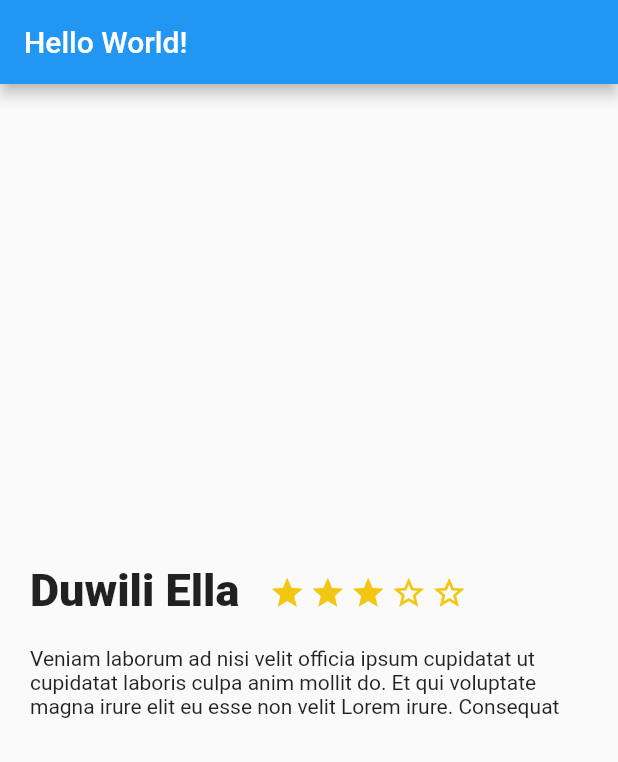
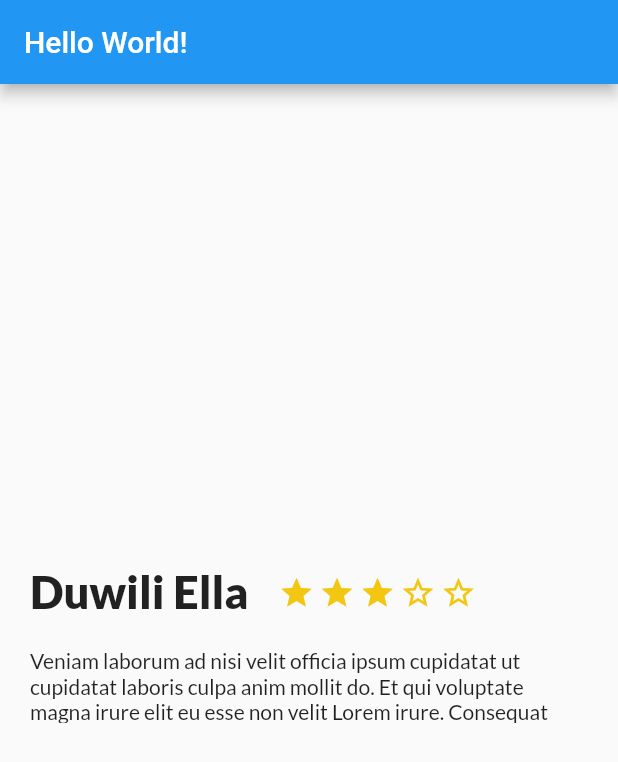
Before and after one commit to lrangelc/flutter_platzi_trips_app, a Flutter app: the screen it shows after launch, on a phone screen of 412 x 824 dp. Shown: the top 762 px of the screen. Run offline on Flutter 3.47's test engine with Material 2 defaults, Android fonts, the phone set to English and light mode, and no system bars.

Commit message:
add Lato Font

```diff
--- a/lib/description_place.dart
+++ b/lib/description_place.dart
@@ -21,9 +21,9 @@ class DescriptionPlace extends StatelessWidget {
           child: Text(
             title,
             style: TextStyle(
-              fontSize: 30.0,
-              fontWeight: FontWeight.w900,
-            ),
+                fontSize: 30.0,
+                fontWeight: FontWeight.w900,
+                fontFamily: 'Lato'),
             textAlign: TextAlign.left,
           ),
         ),
@@ -37,6 +37,9 @@ class DescriptionPlace extends StatelessWidget {
       child: SingleChildScrollView(
         child: Text(
           description,
+          style: TextStyle(
+            fontFamily: 'Lato',
+          ),
         ),
       ),
     );
```
Also changed, not shown: pubspec.yaml (+13 -5 lines), fonts/Lato-Black.ttf (added), fonts/Lato-BlackItalic.ttf (added), fonts/Lato-Bold.ttf (added), fonts/Lato-BoldItalic.ttf (added), fonts/Lato-Italic.ttf (added), fonts/Lato-Light.ttf (added), fonts/Lato-LightItalic.ttf (added), fonts/Lato-Regular.ttf (added), fonts/Lato-Thin.ttf (added), fonts/Lato-ThinItalic.ttf (added), pubspec.lock.
